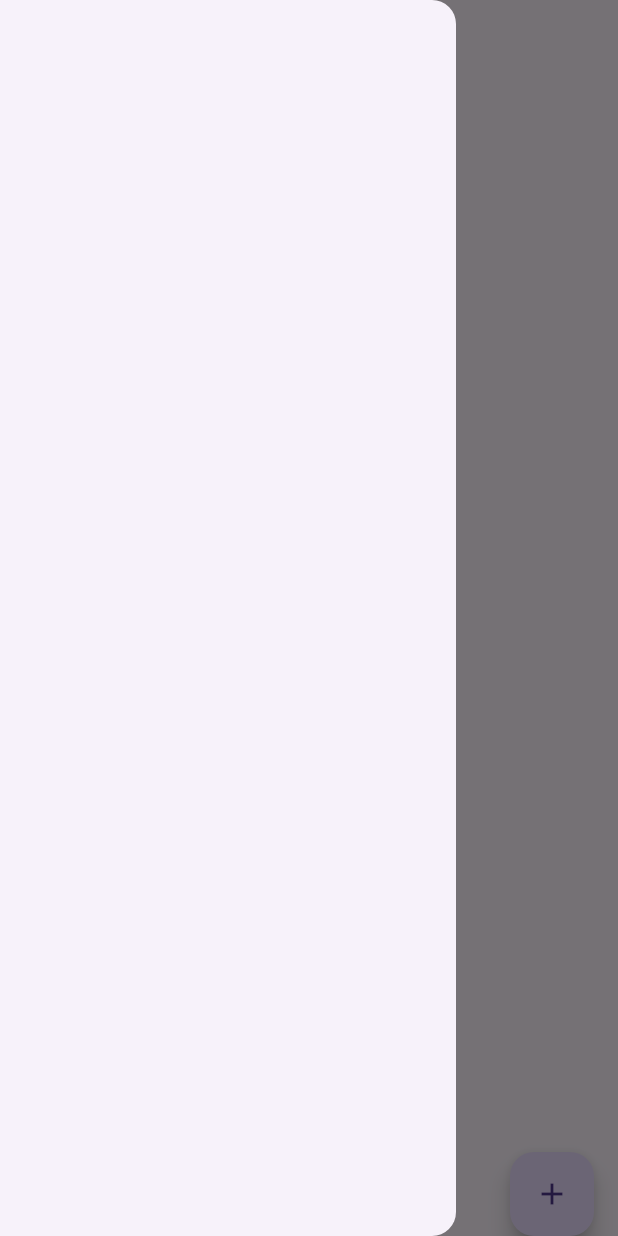
After one commit to abdiwijaya14/ukk2025, a Flutter app: the Produkindex screen opened directly, with the side drawer open, on a phone screen of 412 x 824 dp. The commit adds this screen. Run offline on Flutter 3.47's test engine with Material 3 defaults, Android fonts, the phone set to English and light mode, and no system bars; our stand-ins replace supabase, supabase_flutter; accounts and stored records are empty.

Commit message:
produk read

```diff
--- /dev/null
+++ b/lib/produk/produkIndex.dart
@@ -0,0 +1,89 @@
+import 'package:flutter/material.dart';
+import 'package:supabase_flutter/supabase_flutter.dart';
+
+class Produkindex extends StatefulWidget {
+  const Produkindex({super.key});
+
+  @override
+  State<Produkindex> createState() => _ProdukindexState();
+}
+
+class _ProdukindexState extends State<Produkindex> {
+  List produk = [];
+  login() async {
+    var result = await Supabase.instance.client.from("produk").select();
+    setState(() {
+      produk = result;
+    });
+  }
+
+  @override
+  void initState() {
+    // TODO: implement initState
+    super.initState();
+    login();
+  }
+
+  @override
+  Widget build(BuildContext context) {
+    return Scaffold(
+
+      appBar: AppBar(
+        title: Text("Produk"),
+
+        centerTitle: true,
+      ),
+      body: Padding(
+        padding: EdgeInsets.all(15),
+        child: GridView.count(
+          crossAxisCount: 1,
+          childAspectRatio: 2.5,
+          children: [
+            ...List.generate(produk.length, (index) {
+              return Card(
+                  child: Padding(
+                padding: EdgeInsets.all(10),
+                child: Row(
+                  children: [
+                    Column(
+                      mainAxisAlignment: MainAxisAlignment.center,
+                      crossAxisAlignment: CrossAxisAlignment.start,
+                      children: [
+                        Text("${produk[index]["NamaProduk"]}"),
+                        Text("Rp.${produk[index]["Harga"]}"),
+                        Text("Stok: ${produk[index]["Stok"]}")
+                      ],
+                    ),
+                    Spacer(),
+                    Column(
+                      mainAxisAlignment: MainAxisAlignment.center,
+                      children: [
+                        IconButton(
+                            onPressed: () {},
+                            icon: Icon(
+                              Icons.edit,
+                              color: Colors.blue,
+                            )),
+                        IconButton(
+                            onPressed: () {},
+                            icon: Icon(
+                              Icons.delete,
+                              color: Colors.red,
+                            )),
+                      ],
+                    )
+                  ],
+                ),
+              ));
+            })
+          ],
+        ),
+      ),
+      drawer: Drawer(),
+      floatingActionButton: FloatingActionButton(onPressed: (){}, child: Icon(
+        Icons.add
+      ),),
+      floatingActionButtonLocation: FloatingActionButtonLocation.endDocked,
+    );
+  }
+}
```
Also changed, not shown: lib/main.dart (+47 -143 lines), lib/produk/tambahproduk.dart (added, +27 -0 lines), lib/user/userIndex.dart (added, +20 -0 lines).
